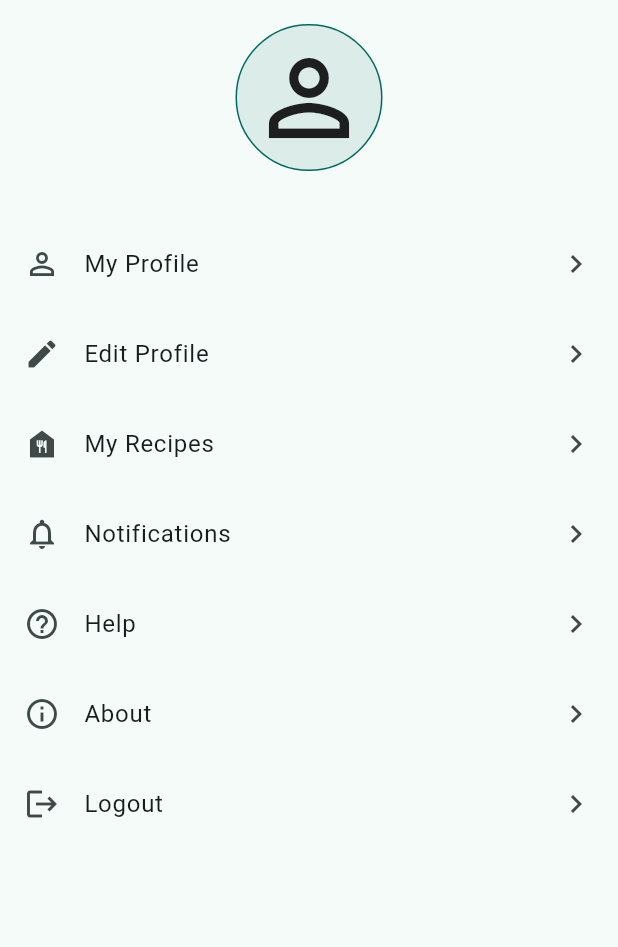
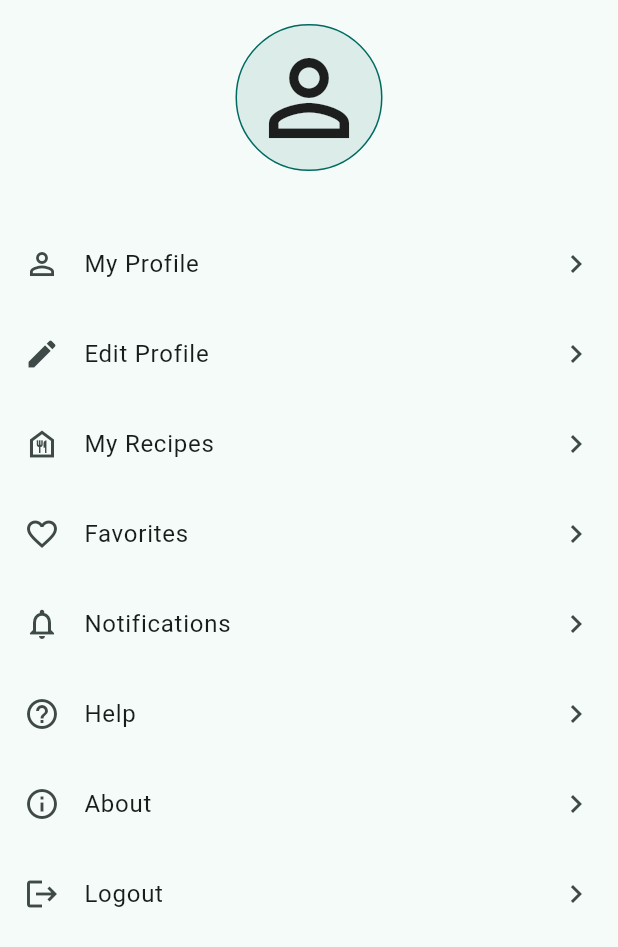
Before and after one commit to pratikgtam/Recipe-Book, a Flutter app: the ProfileView widget shown alone on an empty page, opened directly, on a phone screen of 412 x 824 dp. Shown: the top 947 px of the screen. Run offline on Flutter 3.47's test engine with Material 3 defaults, Android fonts, the phone set to English and light mode, and no system bars; our stand-ins replace carousel_slider, cloud_firestore, dots_indicator, firebase_auth, firebase_core, firebase_storage and 5 more; missing offline and left inert: open_mail_app; accounts and stored records are empty.

Commit message:
favorite

```diff
--- a/lib/features/profile/views/profile_view.dart
+++ b/lib/features/profile/views/profile_view.dart
@@ -5,6 +5,7 @@ import 'package:recipe_book/features/auth/views/login_view.dart';
 import 'package:recipe_book/features/profile/cubits/profile_cubit.dart';
 import 'package:recipe_book/features/profile/views/edit_profile_view.dart';
 import 'package:recipe_book/features/profile/views/profile_detail_view.dart';
+import 'package:recipe_book/features/recipe/ui/favourite_recipe.dart';
 import 'package:recipe_book/features/recipe/ui/my_recipe.dart';
 import 'package:recipe_book/shared/app_routes.dart';
 
@@ -57,7 +58,14 @@ class _ProfileViewState extends State<ProfileView> {
             onTap: () {
               AppRoutes(context).push(const MyRecipe());
             },
-            icon: Icons.food_bank,
+            icon: Icons.food_bank_outlined,
+          ),
+          _ListTile(
+            title: 'Favorites',
+            onTap: () {
+              AppRoutes(context).push(const FavouriteRecipeScreen());
+            },
+            icon: Icons.favorite_outline,
           ),
           _ListTile(
             title: 'Notifications',
--- a/lib/features/recipe/cubits/recipe_cubit.dart
+++ b/lib/features/recipe/cubits/recipe_cubit.dart
@@ -98,4 +98,8 @@ class RecipeCubit extends Cubit<RecipeState> {
       emit(state.copyWith(favoriteRecipes: updatedFavorites));
     }
   }
+
+  void clearFavourite() {
+    emit(state.copyWith(favoriteRecipes: []));
+  }
 }
```
Also changed, not shown: lib/features/recipe/ui/favourite_recipe.dart (+10 -1 lines), lib/features/recipe/ui/recipe_list.dart (+32 -1 lines).
